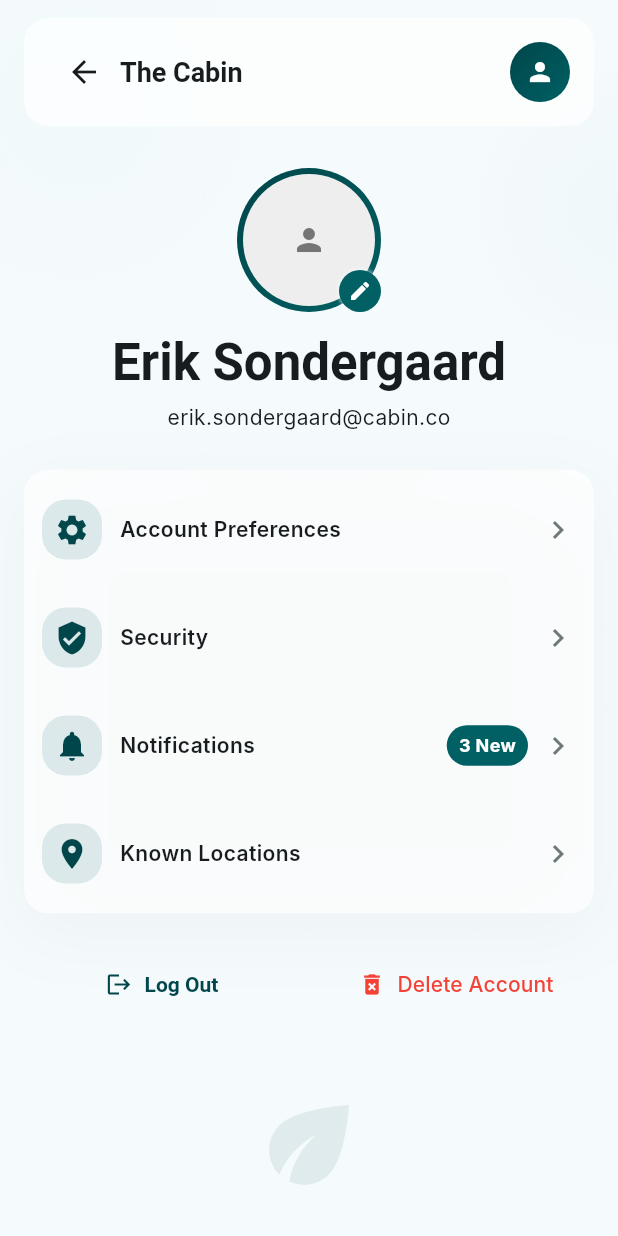
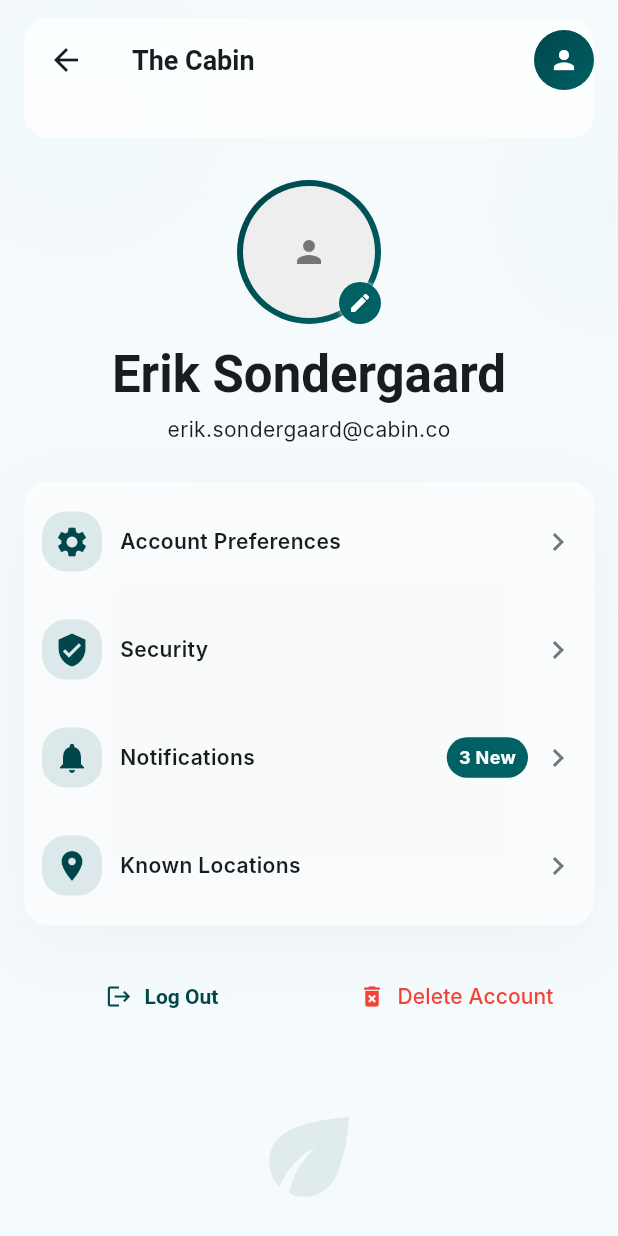
Before and after one commit to tianhaoz95/lumi, a Flutter app: the HomeScreen screen opened by its route, after a tap on the "settings" icon, on a phone screen of 412 x 824 dp. Run offline on Flutter 3.47's test engine with Material 3 defaults, Android fonts, the phone set to English and light mode, and no system bars; our stand-ins replace appwrite, battery_plus, flutter_local_notifications, flutter_riverpod, go_router; missing offline and left inert: background_fetch, dart:ffi, flutter_background_geolocation, flutter_rust_bridge; network calls fail; Roboto replaces fonts that are missing (Inter, Manrope); statements that could not run were skipped.

Commit message:
feat(ui): replace inline TopAppBar with LumiTopAppBar for Home and Settings; update worklog and roadmap (1.2.1)\n\n- Home: use LumiTopAppBar to ensure sigmaX/Y=20 and token color\n- Settings: migrate to LumiTopAppBar and preserve profile action\n- Update worklog.md with verification notes\n- Mark phase-5-aurora 1.2.1 as done\n\nCo-authored-by: Copilot <223556219+Copilot@users.noreply.github.com>

```diff
--- a/lib/features/home/home_impl.dart
+++ b/lib/features/home/home_impl.dart
@@ -5,6 +5,7 @@ import 'dart:ui';
 import 'dart:convert';
 
 import '../../core/theme.dart';
+import '../../core/widgets/lumi_top_app_bar.dart';
 import '../../shared/widgets/atmospheric_background.dart';
 import '../../shared/widgets/kit_ghost.dart';
 import '../../shared/widgets/lumi_card.dart';
@@ -167,21 +168,15 @@ class _HomeScreenState extends ConsumerState<HomeScreen> {
                   padding: const EdgeInsets.symmetric(horizontal: 16.0, vertical: 12.0),
                   child: ClipRRect(
                     borderRadius: BorderRadius.circular(16.0),
-                    child: BackdropFilter(
-                      filter: ImageFilter.blur(sigmaX: 12.0, sigmaY: 12.0),
-                      child: Container(
-                        padding: const EdgeInsets.symmetric(horizontal: 16.0, vertical: 12.0),
-                        decoration: BoxDecoration(
-                          color: LumiColors.surfaceContainerLowest.withOpacity(0.7), // ignore: deprecated_member_use
-                          borderRadius: BorderRadius.circular(16.0),
-                        ),
-                        child: Row(
-                          children: [
-                            Expanded(child: Text('Lumi AI', style: Theme.of(context).textTheme.titleLarge)),
-                            IconButton(icon: const Icon(Icons.search), onPressed: () {}),
-                            IconButton(icon: const Icon(Icons.settings), onPressed: () => context.push('/settings')),
-                          ],
-                        ),
+                    child: SizedBox(
+                      // preserve similar vertical padding to previous implementation
+                      height: kToolbarHeight + 24.0,
+                      child: LumiTopAppBar(
+                        title: Text('Lumi AI', style: Theme.of(context).textTheme.titleLarge),
+                        actions: [
+                          IconButton(icon: const Icon(Icons.search), onPressed: () {}),
+                          IconButton(icon: const Icon(Icons.settings), onPressed: () => context.push('/settings')),
+                        ],
                       ),
                     ),
                   ),
--- a/lib/features/settings/settings.dart
+++ b/lib/features/settings/settings.dart
@@ -5,6 +5,7 @@ import 'package:flutter/material.dart';
 import 'package:flutter_riverpod/flutter_riverpod.dart';
 import 'package:go_router/go_router.dart';
 import '../../core/theme.dart';
+import '../../core/widgets/lumi_top_app_bar.dart';
 import '../../shared/widgets/lumi_card.dart';
 import '../../shared/widgets/atmospheric_background.dart';
 import '../../features/sentinel/known_locations.dart';
@@ -36,24 +37,16 @@ class SettingsScreen extends ConsumerWidget {
                   padding: const EdgeInsets.symmetric(horizontal: 16.0, vertical: 12.0),
                   child: ClipRRect(
                     borderRadius: BorderRadius.circular(16.0),
-                    child: BackdropFilter(
-                      filter: ImageFilter.blur(sigmaX: 20.0, sigmaY: 20.0),
-                      child: Container(
-                        padding: const EdgeInsets.symmetric(horizontal: 16.0, vertical: 12.0),
-                        decoration: BoxDecoration(
-                          color: const Color(0xB3FFFFFF),
-                          borderRadius: BorderRadius.circular(16.0),
-                        ),
-                        child: Row(
-                          children: [
-                            IconButton(
+                    child: SizedBox(
+                      height: kToolbarHeight + 24.0,
+                      child: LumiTopAppBar(
+                        leading: IconButton(
                           icon: const Icon(Icons.arrow_back),
                           onPressed: () => context.pop(),
                           tooltip: 'Back',
                         ),
-                            Expanded(
-                              child: Text('The Cabin', style: Theme.of(context).textTheme.titleLarge),
-                            ),
+                        title: Text('The Cabin', style: Theme.of(context).textTheme.titleLarge),
+                        actions: [
                           const SizedBox(width: 12.0),
                           // Circular gradient profile placeholder matching design
                           Container(
@@ -73,7 +66,6 @@ class SettingsScreen extends ConsumerWidget {
                             child: const Icon(Icons.person, color: Colors.white, size: 20),
                           ),
                         ],
-                        ),
                       ),
                     ),
                   ),
```
Also changed, not shown: 1 other file. Lines whose indentation alone changed are shown as unchanged.
